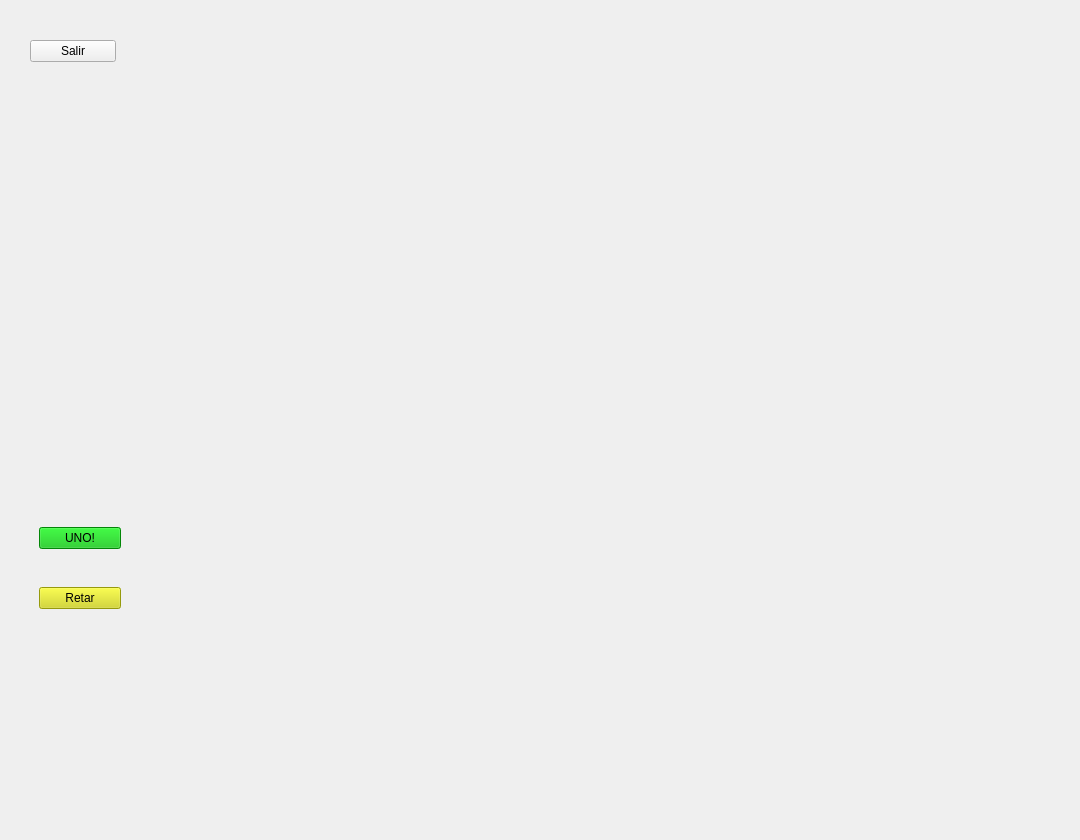
Qt form Practica1-1s-2026-EDD/pantallajuego.ui (DanielRodriguezCUNOC/Practica-1-1S--2026-EDD) before a commit.
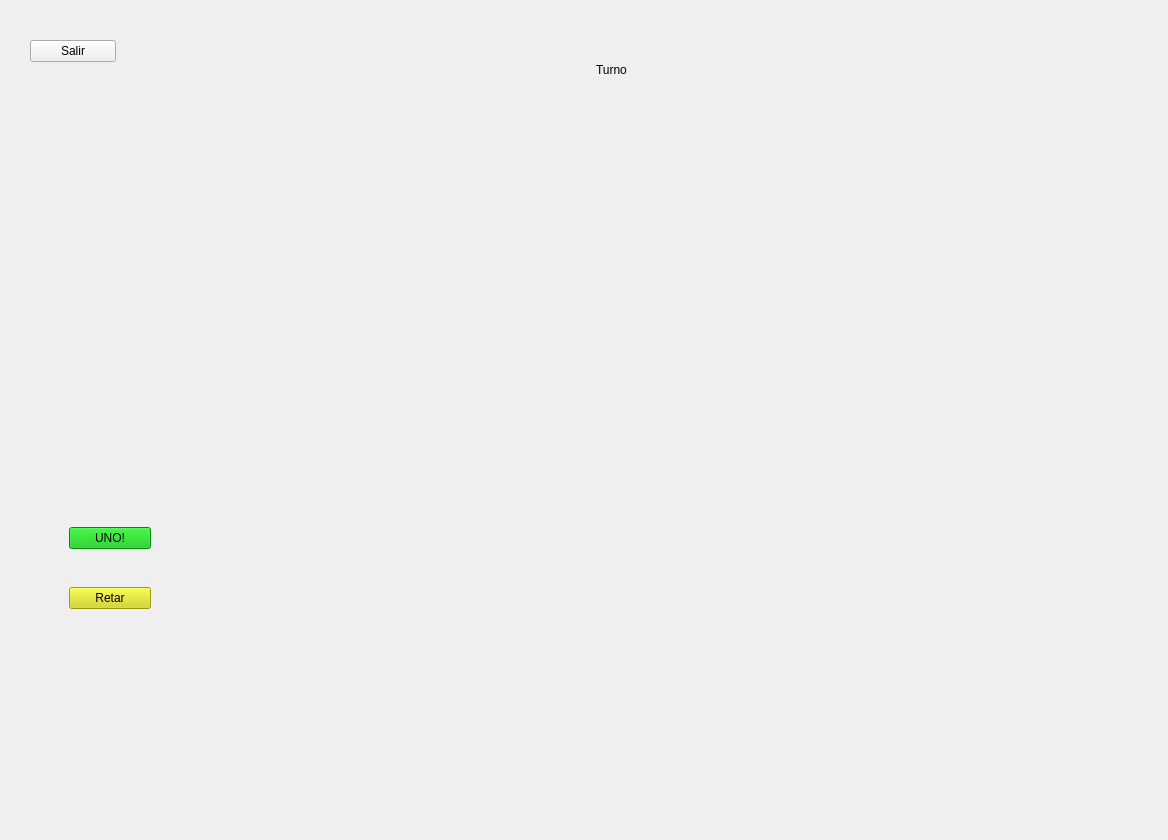
The same form after that commit. Custom widgets are drawn as their Qt base class.

Commit message: Implementado generazion de mazos y jugadores

The edit to the form file:
```diff
--- a/Practica1-1s-2026-EDD/pantallajuego.ui
+++ b/Practica1-1s-2026-EDD/pantallajuego.ui
@@ -6,7 +6,7 @@
    <rect>
     <x>0</x>
     <y>0</y>
-    <width>1080</width>
+    <width>1168</width>
     <height>840</height>
    </rect>
   </property>
@@ -117,16 +117,41 @@
            <height>16777215</height>
           </size>
          </property>
-         <widget class="QWidget" name="mazoCartas" native="true">
-          <property name="geometry">
-           <rect>
-            <x>180</x>
-            <y>260</y>
-            <width>120</width>
-            <height>80</height>
-           </rect>
-          </property>
-         </widget>
+         <layout class="QVBoxLayout" name="verticalLayout_9">
+          <item>
+           <layout class="QVBoxLayout" name="verticalLayout_8">
+            <item>
+             <widget class="QLabel" name="lblMostrarNombre">
+              <property name="minimumSize">
+               <size>
+                <width>300</width>
+                <height>100</height>
+               </size>
+              </property>
+              <property name="maximumSize">
+               <size>
+                <width>300</width>
+                <height>100</height>
+               </size>
+              </property>
+              <property name="text">
+               <string>Turno</string>
+              </property>
+             </widget>
+            </item>
+            <item>
+             <widget class="QWidget" name="mazoCartas" native="true">
+              <property name="minimumSize">
+               <size>
+                <width>200</width>
+                <height>320</height>
+               </size>
+              </property>
+             </widget>
+            </item>
+           </layout>
+          </item>
+         </layout>
         </widget>
        </item>
       </layout>
```
Left out of the diff: 2 changed lines with no effect on the pictures. The commit also changes 15 other files.
